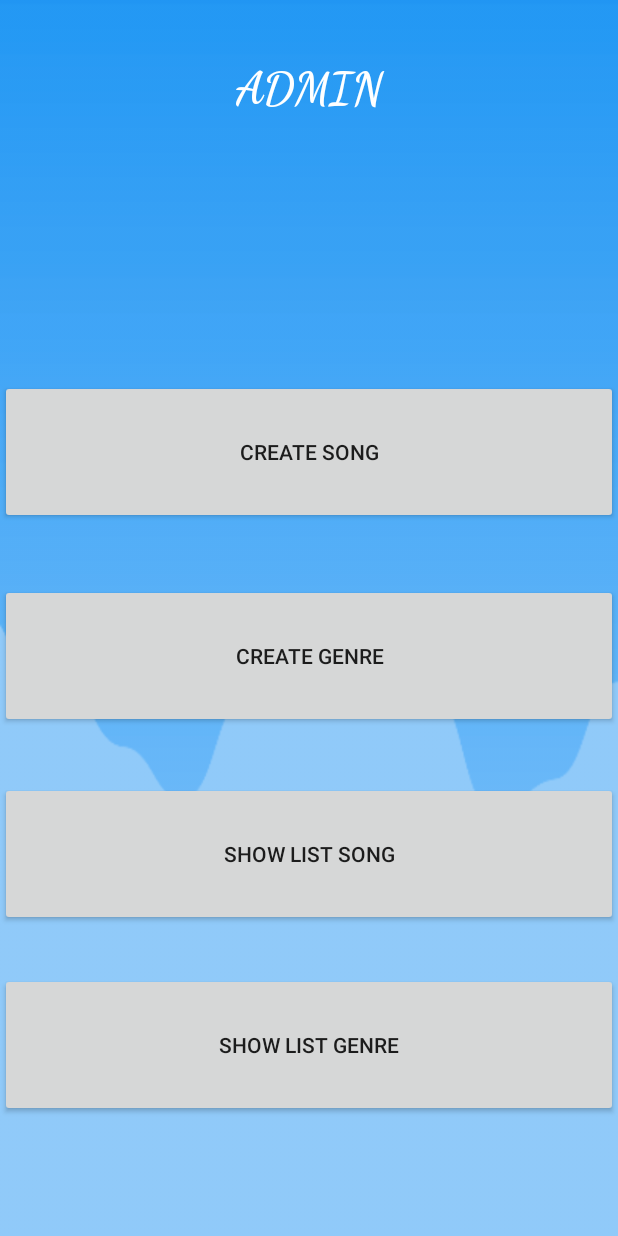
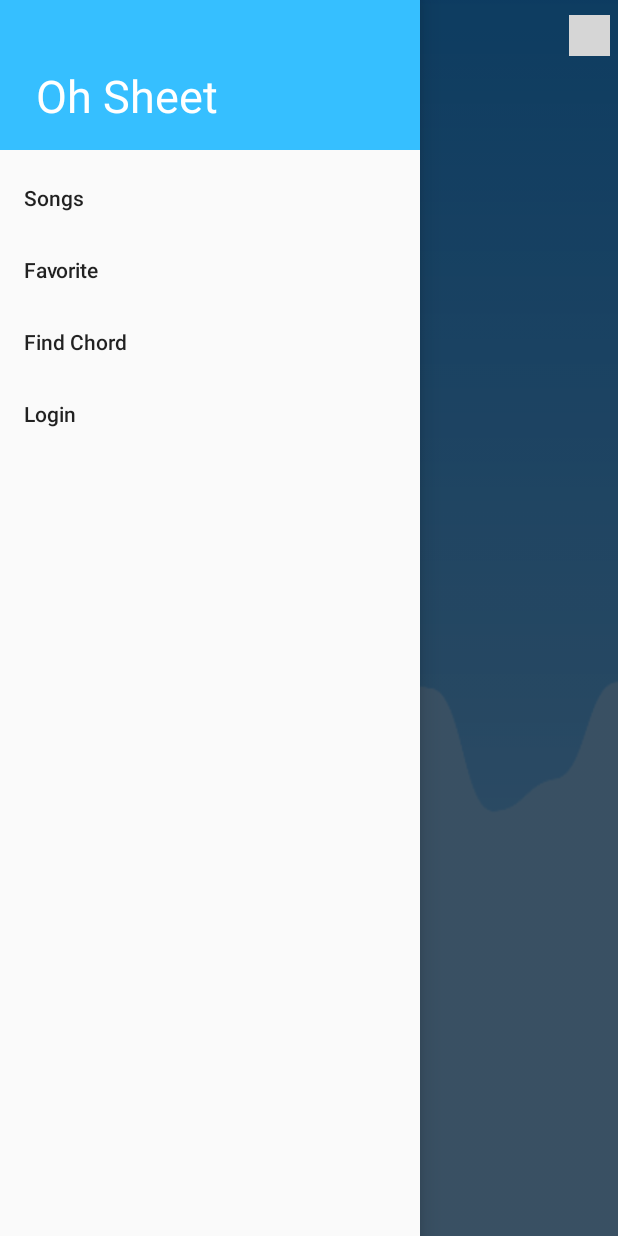
Before and after one commit to AndroidProjectFinal/OhSheet-, an Android app: the screen it shows after launch (ActivityAdmin before the commit, MainActivity after it), after a tap on an icon or button, on a phone screen of 412 x 824 dp. Run offline under Robolectric (Android 15) with nearby library versions, the phone set to English and light mode, and no system bars; our stand-ins replace Firebase (no records; nobody signed in at launch, a user with empty details on screens opened directly), Picasso; grey boxes are pictures that could not be loaded.

Commit message:
Fully update

```diff
--- a/app/src/main/AndroidManifest.xml
+++ b/app/src/main/AndroidManifest.xml
@@ -2,7 +2,7 @@
 <manifest xmlns:android="http://schemas.android.com/apk/res/android"
     package="com.example.ohsheet">
 
-    <uses-permission android:name="android.permission.INTERNET" />
+    <uses-permission android:name="android.permission.INTERNET"/>
 
     <application
         android:allowBackup="true"
--- a/app/src/main/java/com/example/ohsheet/view/ActivityAdmin.java
+++ b/app/src/main/java/com/example/ohsheet/view/ActivityAdmin.java
@@ -47,10 +47,10 @@ public class ActivityAdmin extends AppCompatActivity {
                 startActivity(intent);
             }
         });
-        btnCreateSong.setOnClickListener(new View.OnClickListener() {
+        btnListGenre.setOnClickListener(new View.OnClickListener() {
             @Override
             public void onClick(View v) {
-                Intent intent = new Intent(getApplicationContext(), ActivityCreateGenre.class);
+                Intent intent = new Intent(getApplicationContext(), ActivityListGenre.class);
                 startActivity(intent);
             }
         });
--- a/app/src/main/java/com/example/ohsheet/view/MainActivity.java
+++ b/app/src/main/java/com/example/ohsheet/view/MainActivity.java
@@ -2,21 +2,25 @@ package com.example.ohsheet.view;
 
 import androidx.annotation.NonNull;
 import androidx.appcompat.app.AppCompatActivity;
+import androidx.drawerlayout.widget.DrawerLayout;
 import androidx.recyclerview.widget.GridLayoutManager;
 import androidx.recyclerview.widget.RecyclerView;
 
-import android.app.Activity;
 import android.content.Intent;
 import android.os.Bundle;
 import android.util.Log;
+import android.view.Gravity;
+import android.view.MenuItem;
 import android.view.View;
 import android.widget.ImageView;
+import android.widget.Toast;
 
 import com.example.ohsheet.R;
 import com.example.ohsheet.adapter.GenreAdapter;
 import com.example.ohsheet.entity.Genre;
 import com.google.android.gms.tasks.OnCompleteListener;
 import com.google.android.gms.tasks.Task;
+import com.google.android.material.navigation.NavigationView;
 import com.google.firebase.firestore.CollectionReference;
 import com.google.firebase.firestore.FirebaseFirestore;
 import com.google.firebase.firestore.QueryDocumentSnapshot;
@@ -25,28 +29,50 @@ import com.google.firebase.firestore.QuerySnapshot;
 import java.util.ArrayList;
 import java.util.List;
 
-public class MainActivity extends AppCompatActivity implements GenreAdapter.OnItemClicked {
+public class MainActivity extends AppCompatActivity implements GenreAdapter.OnItemClicked, NavigationView.OnNavigationItemSelectedListener {
 
     private RecyclerView mRecyclerView;
     private List<Genre> listGenre;
     private GenreAdapter adapter;
     private FirebaseFirestore firestore;
-    private ImageView expandedMenu;
+    private ImageView expandMenu;
+    private DrawerLayout drawerLayout;
+    private NavigationView navigationView;
+    private ImageView searchBar;
+
 
     @Override
     protected void onCreate(Bundle savedInstanceState) {
         super.onCreate(savedInstanceState);
         setContentView(R.layout.activity_main);
 
+        searchBar = findViewById(R.id.searchBar);
+        searchBar.setOnClickListener(new View.OnClickListener() {
+            @Override
+            public void onClick(View view) {
+                //Phần search
+            }
+        });
+
+        drawerLayout = findViewById(R.id.drawLayout);
+        navigationView = findViewById(R.id.nav_view);
+        navigationView.setNavigationItemSelectedListener(this);
+
         mRecyclerView = findViewById(R.id.recycleView);
         mRecyclerView.setHasFixedSize(true);
         mRecyclerView.setLayoutManager(new GridLayoutManager(this, 2));
-        expandedMenu = findViewById(R.id.expandedMenu);
 
-
+        //Nút trên góc trái màn hình
+        expandMenu = findViewById(R.id.expandedMenu);
+        expandMenu.setOnClickListener(new View.OnClickListener() {
+            @Override
+            public void onClick(View view) {
+                drawerLayout.openDrawer(Gravity.LEFT);
+            }
+        });
+        //Load dữ liệu genre lên màn hình chính
         firestore = FirebaseFirestore.getInstance();
         final CollectionReference reference = firestore.collection("genre");
-
         reference.get().addOnCompleteListener(new OnCompleteListener<QuerySnapshot>() {
             @Override
             public void onComplete(@NonNull Task<QuerySnapshot> task) {
@@ -65,25 +91,37 @@ public class MainActivity extends AppCompatActivity implements GenreAdapter.OnIt
                 }
             }
         });
+    }
 
-
-        expandedMenu.setOnClickListener(new View.OnClickListener() {
-            @Override
-            public void onClick(View v) {
-                Intent intent = new Intent(getApplicationContext(), ActivityAdmin.class);
-                startActivity(intent);
-            }
-        });
-
-
-    }
+    //Ấn các item trên màn hình chính
     @Override
     public void onItemClick(int position) {
-        Log.d("TAG", "Clicked - " + position);
-        Intent intent = new Intent(getApplicationContext(), ListAllSheet.class);
-        startActivity(intent);
+        Toast.makeText(this, "Clicked - " + position, Toast.LENGTH_SHORT).show();
     }
 
+    //Ấn các item ở bên trái khi vuốt màn hình
+    @Override
+    public boolean onNavigationItemSelected(@NonNull MenuItem menuItem) {
 
-
+        switch (menuItem.getItemId()){
+            //Vô các bài hát
+            case R.id.nav_songs:
+                Toast.makeText(this, "Clicked songs", Toast.LENGTH_SHORT).show();
+                break;
+            //Vô các bài hát yêu thích
+            case R.id.nav_favor:
+                Toast.makeText(this, "Clicked Favor", Toast.LENGTH_SHORT).show();
+                break;
+            //Vô các hợp âm
+            case R.id.nav_chord:
+                Toast.makeText(this, "Clicked Chord", Toast.LENGTH_SHORT).show();
+                break;
+            //Vô login
+            case R.id.nav_login:
+                Toast.makeText(this, "Clicked Login", Toast.LENGTH_SHORT).show();
+                break;
+        }
+        drawerLayout.closeDrawer(Gravity.LEFT);
+        return false;
+    }
 }
--- a/app/src/main/res/layout/activity_admin.xml
+++ b/app/src/main/res/layout/activity_admin.xml
@@ -1,5 +1,5 @@
 <?xml version="1.0" encoding="utf-8"?>
-<androidx.constraintlayout.widget.ConstraintLayout xmlns:android="http://schemas.android.com/apk/res/android"
+<FrameLayout xmlns:android="http://schemas.android.com/apk/res/android"
     xmlns:app="http://schemas.android.com/apk/res-auto"
     xmlns:tools="http://schemas.android.com/tools"
     android:layout_width="match_parent"
@@ -7,13 +7,12 @@
     android:background="@drawable/android"
     tools:context=".view.ActivityAdmin">
 
-
+    <androidx.constraintlayout.widget.ConstraintLayout
         android:id="@+id/relativeLayout2"
         android:layout_width="match_parent"
         android:layout_height="match_parent"
         android:background="@drawable/android"
         android:orientation="vertical"
-        app:layout_constraintBottom_toTopOf="@+id/gridView"
         app:layout_constraintEnd_toEndOf="parent"
         app:layout_constraintStart_toStartOf="parent"
         app:layout_constraintTop_toTopOf="parent">
@@ -80,6 +79,6 @@
             app:layout_constraintTop_toBottomOf="@+id/btnListSong" />
 
 
+    </androidx.constraintlayout.widget.ConstraintLayout>
 
-
-</androidx.constraintlayout.widget.ConstraintLayout>
+</FrameLayout>
--- a/app/src/main/res/layout/activity_main.xml
+++ b/app/src/main/res/layout/activity_main.xml
@@ -1,18 +1,21 @@
 <?xml version="1.0" encoding="utf-8"?>
-<RelativeLayout xmlns:android="http://schemas.android.com/apk/res/android"
+<androidx.drawerlayout.widget.DrawerLayout xmlns:android="http://schemas.android.com/apk/res/android"
     xmlns:app="http://schemas.android.com/apk/res-auto"
     xmlns:tools="http://schemas.android.com/tools"
-    android:id="@+id/relativeLayout"
+    android:id="@+id/drawLayout"
+    android:fitsSystemWindows="true"
     android:layout_width="match_parent"
     android:layout_height="match_parent"
     android:background="@drawable/android"
-    android:scrollbars="vertical"
     tools:context=".view.MainActivity"
-    tools:layout_editor_absoluteY="25dp">
+    tools:openDrawer="start"
+    >
 
-
-
-
+    <RelativeLayout
+        android:id="@+id/relativeLayout"
+        android:layout_width="match_parent"
+        android:layout_height="match_parent"
+        android:scrollbars="vertical">
 
         <TextView
             android:id="@+id/txtTitle"
@@ -39,7 +42,7 @@
             android:layout_marginTop="10dp"
             android:layout_marginEnd="5dp"
             android:src="@drawable/search"
-             />
+            />
 
         <ImageView
             android:id="@+id/expandedMenu"
@@ -48,25 +51,28 @@
             android:layout_marginTop="10dp"
             android:layout_marginStart="5dp"
             android:src="@drawable/bar"
+            />
 
-             />
+        <androidx.recyclerview.widget.RecyclerView
+            android:id="@+id/recycleView"
+            android:layout_width="match_parent"
+            android:layout_height="match_parent"
+            android:layout_below="@id/txtTitle"
+            android:layout_centerHorizontal="true"/>
 
+        <FrameLayout
+            android:id="@+id/fragment_container"
+            android:layout_width="match_parent"
+            android:layout_height="match_parent"/>
 
+    </RelativeLayout>
 
+    <com.google.android.material.navigation.NavigationView
+        android:layout_width="wrap_content"
+        android:layout_height="match_parent"
+        android:id="@+id/nav_view"
+        app:headerLayout="@layout/nav_header"
+        android:layout_gravity="start"
+        app:menu="@menu/drawer_menu"/>
 
-
-    <androidx.recyclerview.widget.RecyclerView
-        android:id="@+id/recycleView"
-        android:layout_width="match_parent"
-        android:layout_height="match_parent"
-        android:layout_below="@id/txtTitle"/>
-<!--        android:gravity="center"-->
-<!--        android:numColumns="2"-->
-<!--        android:stretchMode="columnWidth"-->
-<!--        app:layout_constraintBottom_toBottomOf="parent"-->
-<!--        app:layout_constraintEnd_toEndOf="parent"-->
-<!--        app:layout_constraintStart_toStartOf="parent"-->
-<!--        app:layout_constraintTop_toBottomOf="@+id/relativeLayout2"/>-->
-
-
-</RelativeLayout>
+</androidx.drawerlayout.widget.DrawerLayout>
--- /dev/null
+++ b/app/src/main/res/layout/nav_header.xml
@@ -0,0 +1,20 @@
+<?xml version="1.0" encoding="utf-8"?>
+<LinearLayout xmlns:android="http://schemas.android.com/apk/res/android"
+    android:orientation="horizontal" android:layout_width="match_parent"
+    android:layout_height="100dp"
+    android:gravity="bottom"
+    android:padding="16dp"
+    android:theme="@style/ThemeOverlay.AppCompat.Dark"
+    android:background="@color/colorLightBlue">
+
+
+
+    <TextView
+        android:layout_width="wrap_content"
+        android:layout_height="wrap_content"
+        android:paddingLeft="8dp"
+        android:text="Oh Sheet"
+        android:textSize="30sp"
+        android:textAppearance="@style/TextAppearance.AppCompat.Body1"/>
+
+</LinearLayout>
--- /dev/null
+++ b/app/src/main/res/menu/drawer_menu.xml
@@ -0,0 +1,17 @@
+<?xml version="1.0" encoding="utf-8"?>
+<menu xmlns:android="http://schemas.android.com/apk/res/android"
+    xmlns:tools="http://schemas.android.com/tools"
+    tools:showIn="navigation_view">
+
+    <group android:checkableBehavior="single">
+        <item android:id="@+id/nav_songs"
+            android:title="Songs"/>
+        <item android:id="@+id/nav_favor"
+            android:title="Favorite"/>
+        <item android:id="@+id/nav_chord"
+            android:title="Find Chord"/>
+        <item android:id="@+id/nav_login"
+            android:title="Login"/>
+    </group>
+
+</menu>
--- a/app/src/main/res/values/colors.xml
+++ b/app/src/main/res/values/colors.xml
@@ -3,4 +3,5 @@
     <color name="colorPrimary">#6200EE</color>
     <color name="colorPrimaryDark">#3700B3</color>
     <color name="colorAccent">#03DAC5</color>
+    <color name="colorLightBlue">#36BFFF</color>
 </resources>
```
Also changed, not shown: app/build.gradle (+7 -0 lines), app/src/main/res/drawable/ic_chat.xml (added, +10 -0 lines), app/src/main/res/drawable/ic_message.xml (added, +10 -0 lines), app/src/main/res/drawable/ic_profile.xml (added, +10 -0 lines), app/src/main/res/layout/customlayout_main.xml (+8 -9 lines), app/src/main/res/values/strings.xml (+11 -0 lines), app/src/main/res/values/styles.xml (+9 -0 lines).
